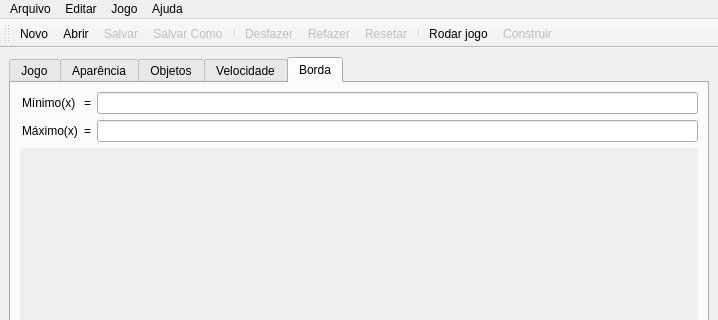
The window that src/math_runner/form_main_window.ui (LAD-MathQuest/MathRunner) describes before a commit, drawn with Qt 5; both pictures show x 0 to 718 and y 0 to 320 of the 718 by 596 pixel window.
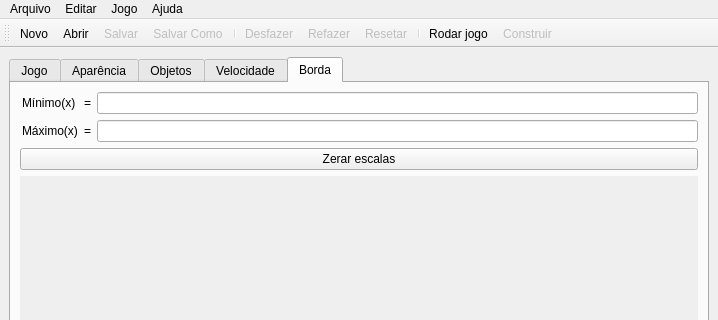
The same window after the commit. Icons and pictures are not drawn. Custom widgets are drawn as their Qt base class.

Commit message: adicionada funcionalidade de zerar escalas dos graficos

```diff
--- a/src/math_runner/form_main_window.ui
+++ b/src/math_runner/form_main_window.ui
@@ -1737,8 +1737,18 @@
           </item>
          </layout>
         </item>
-        <item>
-         <widget class="PlotWidget" name="plotBoundary" native="true">
+  <item>
+   <widget class="QPushButton" name="pushButton_ResetBoundaryScales">
+    <property name="text">
+     <string>Zerar escalas</string>
+    </property>
+    <property name="toolTip">
+     <string>Restaurar escalas padrão do gráfico de borda</string>
+    </property>
+   </widget>
+  </item>
+  <item>
+   <widget class="PlotWidget" name="plotBoundary" native="true">
           <property name="sizePolicy">
            <sizepolicy hsizetype="Expanding" vsizetype="Expanding">
             <horstretch>0</horstretch>
```
Left out of the diff: 10 changed lines with no effect on the pictures. The commit also changes 3 other files.
